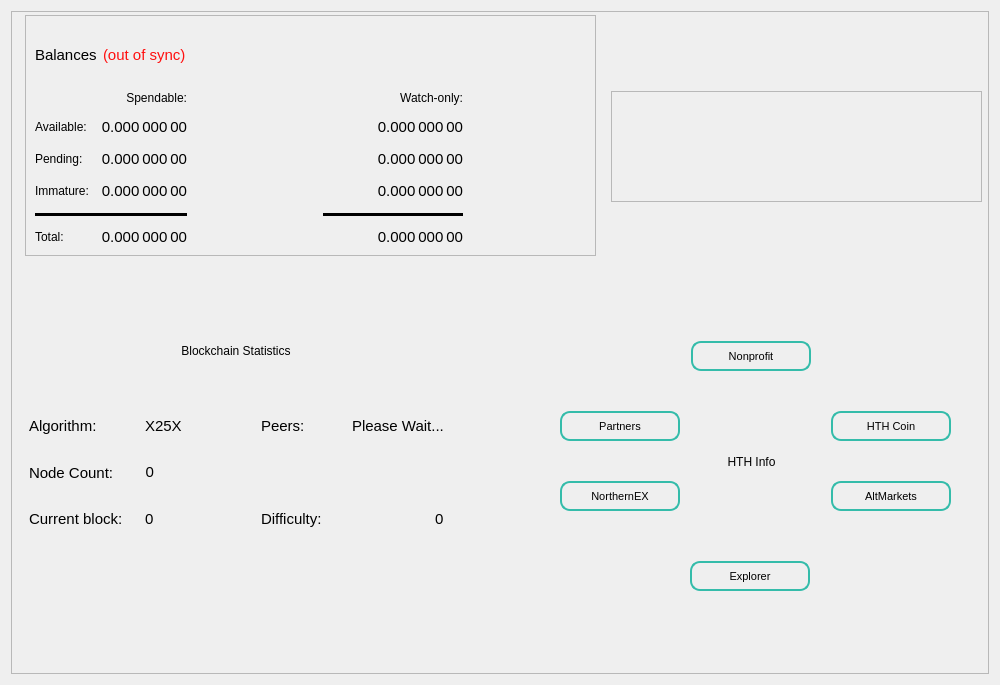
Qt form src/qt/forms/overviewpage.ui (HTHcoin/helpthehomelesscoin) before a commit.
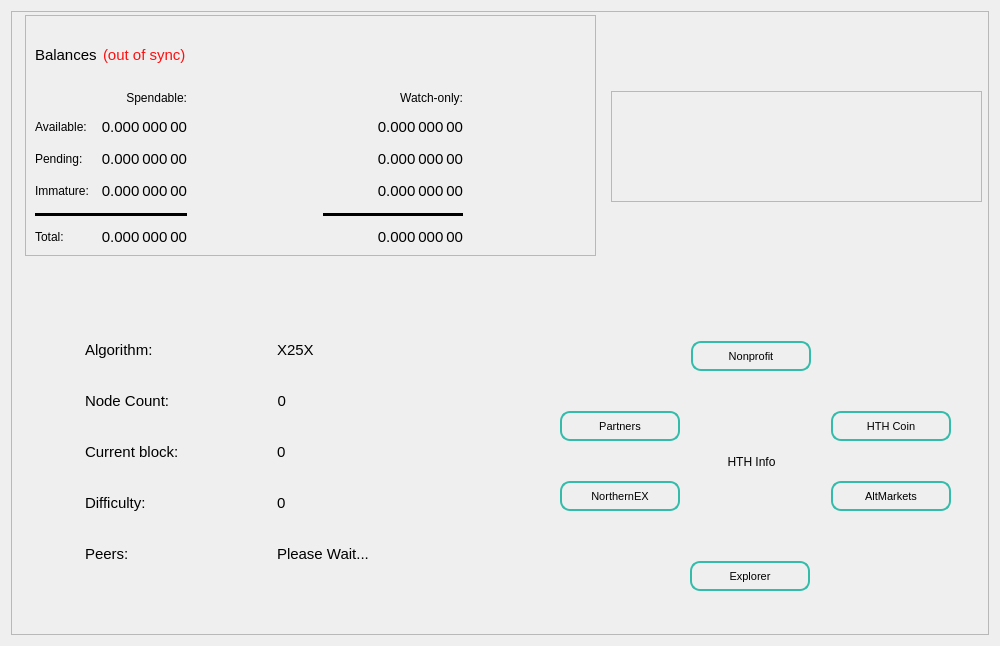
The same form after that commit.

```diff
--- a/src/qt/forms/overviewpage.ui
+++ b/src/qt/forms/overviewpage.ui
@@ -7,7 +7,7 @@
     <x>0</x>
     <y>0</y>
     <width>1000</width>
-    <height>685</height>
+    <height>646</height>
    </rect>
   </property>
   <property name="sizePolicy">
@@ -62,35 +62,6 @@
        <property name="bottomMargin">
         <number>0</number>
        </property>
-       <item>
-        <layout class="QHBoxLayout" name="horizontalLayout_14">
-         <item alignment="Qt::AlignHCenter|Qt::AlignVCenter">
-          <widget class="QLabel" name="label_7">
-           <property name="minimumSize">
-            <size>
-             <width>150</width>
-             <height>0</height>
-            </size>
-           </property>
-           <property name="maximumSize">
-            <size>
-             <width>150</width>
-             <height>16777215</height>
-            </size>
-           </property>
-           <property name="styleSheet">
-            <string notr="true"/>
-           </property>
-           <property name="text">
-            <string>Blockchain Statistics</string>
-           </property>
-           <property name="alignment">
-            <set>Qt::AlignCenter</set>
-           </property>
-          </widget>
-         </item>
-        </layout>
-       </item>
        <item>
         <spacer name="verticalSpacer_3">
          <property name="orientation">
@@ -102,7 +73,7 @@
          <property name="sizeHint" stdset="0">
           <size>
            <width>20</width>
-           <height>20</height>
+           <height>12</height>
           </size>
          </property>
         </spacer>
@@ -120,16 +91,6 @@
           <enum>QFrame::Raised</enum>
          </property>
          <layout class="QGridLayout" name="gridLayout_5">
-          <item row="6" column="4" alignment="Qt::AlignRight">
-           <widget class="QLabel" name="label_Nethash_value_3">
-            <property name="text">
-             <string>0</string>
-            </property>
-            <property name="alignment">
-             <set>Qt::AlignVCenter</set>
-            </property>
-           </widget>
-          </item>
           <item row="0" column="0">
            <widget class="QLabel" name="label_Algo">
             <property name="minimumSize">
@@ -155,6 +116,16 @@
             </property>
            </widget>
           </item>
+          <item row="11" column="1">
+           <widget class="QLabel" name="label_count_2">
+            <property name="styleSheet">
+             <string notr="true">;</string>
+            </property>
+            <property name="text">
+             <string>Please Wait...</string>
+            </property>
+           </widget>
+          </item>
           <item row="0" column="1">
            <widget class="QLabel" name="label_Algo_1">
             <property name="minimumSize">
@@ -180,32 +151,7 @@
             </property>
            </widget>
           </item>
-          <item row="6" column="1">
-           <widget class="QLabel" name="label_CurrentBlock_value_3">
-            <property name="minimumSize">
-             <size>
-              <width>110</width>
-              <height>0</height>
-             </size>
-            </property>
-            <property name="maximumSize">
-             <size>
-              <width>130</width>
-              <height>16777215</height>
-             </size>
-            </property>
-            <property name="styleSheet">
-             <string notr="true"/>
-            </property>
-            <property name="text">
-             <string>0</string>
-            </property>
-            <property name="alignment">
-             <set>Qt::AlignVCenter</set>
-            </property>
-           </widget>
-          </item>
-          <item row="6" column="0">
+          <item row="7" column="0">
            <widget class="QLabel" name="label_CurrentBlock">
             <property name="minimumSize">
              <size>
@@ -230,60 +176,14 @@
             </property>
            </widget>
           </item>
-          <item row="0" column="3">
-           <widget class="QLabel" name="labelMN">
-            <property name="text">
-             <string>Peers:</string>
-            </property>
-           </widget>
-          </item>
-          <item row="6" column="3">
-           <widget class="QLabel" name="label_Nethash_3">
-            <property name="styleSheet">
-             <string notr="true"/>
-            </property>
-            <property name="text">
-             <string>Difficulty:</string>
-            </property>
-            <property name="alignment">
-             <set>Qt::AlignVCenter</set>
-            </property>
-           </widget>
-          </item>
-          <item row="0" column="4" alignment="Qt::AlignRight|Qt::AlignVCenter">
-           <widget class="QLabel" name="label_count_2">
-            <property name="styleSheet">
-             <string notr="true">;</string>
-            </property>
-            <property name="text">
-             <string>Please Wait...</string>
-            </property>
-           </widget>
-          </item>
-          <item row="1" column="0">
+          <item row="2" column="0">
            <widget class="QLabel" name="label_count_3">
             <property name="text">
              <string>Node Count:</string>
             </property>
            </widget>
           </item>
-          <item row="1" column="3">
-           <spacer name="verticalSpacer_4">
-            <property name="orientation">
-             <enum>Qt::Vertical</enum>
-            </property>
-            <property name="sizeType">
-             <enum>QSizePolicy::Fixed</enum>
-            </property>
-            <property name="sizeHint" stdset="0">
-             <size>
-              <width>20</width>
-              <height>63</height>
-             </size>
-            </property>
-           </spacer>
-          </item>
-          <item row="1" column="1">
+          <item row="2" column="1">
            <widget class="QLabel" name="countLabelDIP3">
             <property name="sizePolicy">
              <sizepolicy hsizetype="Fixed" vsizetype="Fixed">
@@ -299,25 +199,116 @@
             </property>
            </widget>
           </item>
+          <item row="7" column="1">
+           <widget class="QLabel" name="label_CurrentBlock_value_3">
+            <property name="minimumSize">
+             <size>
+              <width>110</width>
+              <height>0</height>
+             </size>
+            </property>
+            <property name="maximumSize">
+             <size>
+              <width>130</width>
+              <height>16777215</height>
+             </size>
+            </property>
+            <property name="styleSheet">
+             <string notr="true"/>
+            </property>
+            <property name="text">
+             <string>0</string>
+            </property>
+            <property name="alignment">
+             <set>Qt::AlignVCenter</set>
+            </property>
+           </widget>
+          </item>
+          <item row="9" column="0">
+           <widget class="QLabel" name="label_Nethash_3">
+            <property name="styleSheet">
+             <string notr="true"/>
+            </property>
+            <property name="text">
+             <string>Difficulty:</string>
+            </property>
+            <property name="alignment">
+             <set>Qt::AlignVCenter</set>
+            </property>
+           </widget>
+          </item>
+          <item row="11" column="0">
+           <widget class="QLabel" name="labelMN">
+            <property name="text">
+             <string>Peers:</string>
+            </property>
+           </widget>
+          </item>
+          <item row="9" column="1">
+           <widget class="QLabel" name="label_Nethash_value_3">
+            <property name="text">
+             <string>0</string>
+            </property>
+            <property name="alignment">
+             <set>Qt::AlignVCenter</set>
+            </property>
+           </widget>
+          </item>
+          <item row="8" column="0">
+           <spacer name="verticalSpacer_4">
+            <property name="orientation">
+             <enum>Qt::Vertical</enum>
+            </property>
+            <property name="sizeHint" stdset="0">
+             <size>
+              <width>20</width>
+              <height>40</height>
+             </size>
+            </property>
+           </spacer>
+          </item>
+          <item row="1" column="0">
+           <spacer name="verticalSpacer">
+            <property name="orientation">
+             <enum>Qt::Vertical</enum>
+            </property>
+            <property name="sizeHint" stdset="0">
+             <size>
+              <width>20</width>
+              <height>40</height>
+             </size>
+            </property>
+           </spacer>
+          </item>
+          <item row="3" column="0">
+           <spacer name="verticalSpacer_2">
+            <property name="orientation">
+             <enum>Qt::Vertical</enum>
+            </property>
+            <property name="sizeHint" stdset="0">
+             <size>
+              <width>20</width>
+              <height>40</height>
+             </size>
+            </property>
+           </spacer>
+          </item>
+          <item row="10" column="0">
+           <spacer name="verticalSpacer_5">
+            <property name="orientation">
+             <enum>Qt::Vertical</enum>
+            </property>
+            <property name="sizeHint" stdset="0">
+             <size>
+              <width>20</width>
+              <height>40</height>
+             </size>
+            </property>
+           </spacer>
+          </item>
          </layout>
         </widget>
        </item>
-       <item>
-        <spacer name="verticalSpacer">
-         <property name="orientation">
-          <enum>Qt::Vertical</enum>
-         </property>
-         <property name="sizeType">
-          <enum>QSizePolicy::Fixed</enum>
-         </property>
-         <property name="sizeHint" stdset="0">
-          <size>
-           <width>20</width>
-           <height>35</height>
-          </size>
-         </property>
-        </spacer>
-       </item>
       </layout>
      </widget>
      <widget class="QPushButton" name="pushButton_Website_4">
```
